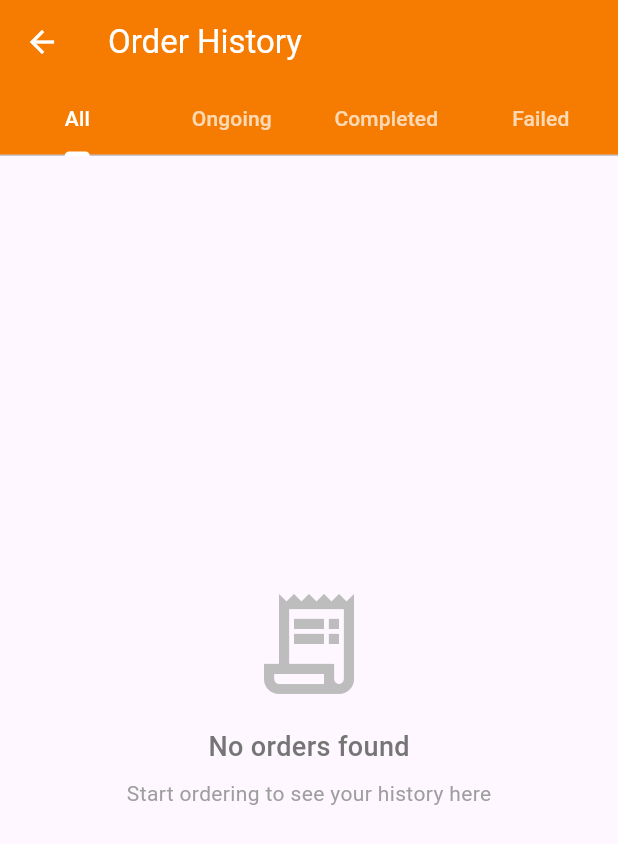
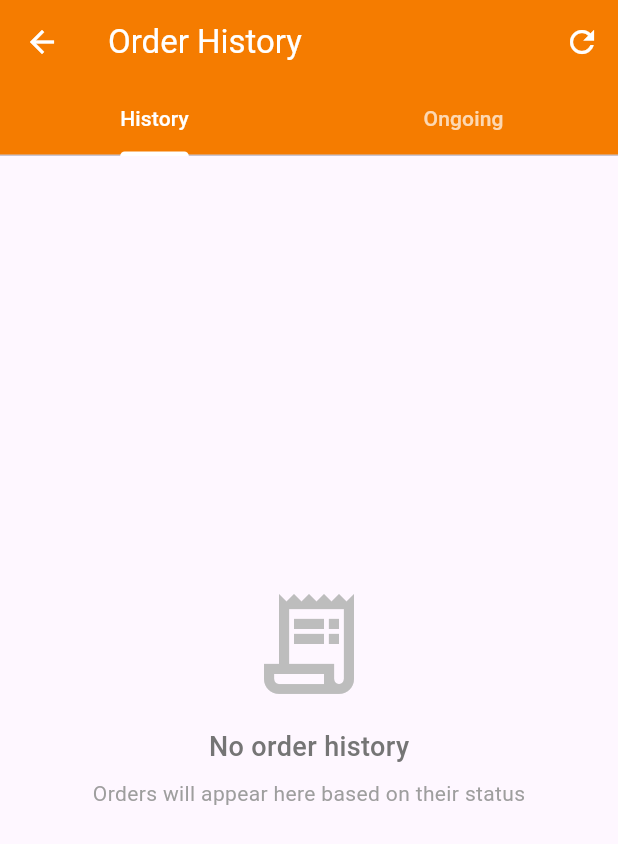
Before and after one commit to Dendysurya15/flutter-restaurant, a Flutter app: the HistoryOrdersView screen opened by its route, on a phone screen of 412 x 824 dp. Shown: the top 844 px of the screen. Run offline on Flutter 3.47's test engine with Material 3 defaults, Android fonts, the light colour scheme and no system bars; drawn by our look-alikes of toastification; our stand-ins replace flutter_dotenv, get, hive, hive_flutter, shared_preferences, supabase_flutter and 1 more; missing offline and left inert: midtrans_sdk; accounts and stored records are empty.

Commit message:
change some tab and timeline order

```diff
--- a/lib/app/modules/history_orders/controllers/history_orders_controller.dart
+++ b/lib/app/modules/history_orders/controllers/history_orders_controller.dart
@@ -13,7 +13,7 @@ class HistoryOrdersController extends GetxController
   final AuthService authService = Get.find<AuthService>();
   final PaymentTimerService timerService = Get.find<PaymentTimerService>();
 
-  // Tab controller
+  // Tab controller (changed to 2 tabs)
   late TabController tabController;
   final selectedTabIndex = 0.obs;
 
@@ -21,19 +21,12 @@ class HistoryOrdersController extends GetxController
   final isLoading = false.obs;
   final isRefreshing = false.obs;
 
-  // Orders data
+  // Orders data (simplified to just allOrders)
   final allOrders = <OrderModel>[].obs;
-  final needPayOrders = <OrderModel>[].obs;
-  final ongoingOrders = <OrderModel>[].obs;
-  final completeOrders = <OrderModel>[].obs;
-  final failedOrders = <OrderModel>[].obs;
 
-  // Counts for badges
-  final allOrdersCount = 0.obs;
-  final needPayCount = 0.obs;
+  // Counts for badges (optional)
+  final historyCount = 0.obs;
   final ongoingCount = 0.obs;
-  final completeCount = 0.obs;
-  final failedCount = 0.obs;
 
   @override
   void onInit() {
@@ -41,11 +34,11 @@ class HistoryOrdersController extends GetxController
       super.onInit();
       print('Step 1: super.onInit() completed');
 
-      // Initialize tab controller
+      // Initialize tab controller with 2 tabs
       tabController = TabController(
-        length: 4,
+        length: 2, // Changed from 4 to 2
         vsync: this,
-      ); // Changed to 4 tabs
+      );
       print('Step 2: TabController created');
 
       tabController.addListener(() {
@@ -79,9 +72,7 @@ class HistoryOrdersController extends GetxController
       isLoading.value = true;
 
       final orders = await _fetchOrdersFromAPI();
-
       allOrders.value = orders;
-      _categorizeOrders();
       _updateCounts();
     } catch (e) {
       print('Error loading orders: $e');
@@ -100,52 +91,23 @@ class HistoryOrdersController extends GetxController
     }
   }
 
-  void _categorizeOrders() {
-    needPayOrders.clear();
-    ongoingOrders.clear();
-    completeOrders.clear();
-    failedOrders.clear();
+  void _updateCounts() {
+    // History: completed + rejected
+    historyCount.value = allOrders
+        .where(
+          (order) => order.status == 'completed' || order.status == 'rejected',
+        )
+        .length;
 
-    for (final order in allOrders) {
-      if (_isNeedPayment(order)) {
-        needPayOrders.add(order);
-      } else if (_isOngoing(order)) {
-        ongoingOrders.add(order);
-      } else if (_isCompleted(order)) {
-        completeOrders.add(order);
-      } else if (_isFailed(order)) {
-        failedOrders.add(order);
-      }
-    }
-  }
-
-  bool _isNeedPayment(OrderModel order) {
-    return order.paymentStatus == 'pending' &&
-        (order.status == 'pending' || order.status == 'confirmed');
-  }
-
-  bool _isOngoing(OrderModel order) {
-    final ongoingStatuses = ['confirmed', 'accepted', 'preparing', 'ready'];
-    return ongoingStatuses.contains(order.status.toLowerCase()) &&
-        order.paymentStatus == 'paid';
-  }
-
-  bool _isCompleted(OrderModel order) {
-    return order.status.toLowerCase() == 'completed';
-  }
-
-  bool _isFailed(OrderModel order) {
-    final failedStatuses = ['cancelled', 'rejected', 'failed'];
-    return failedStatuses.contains(order.status.toLowerCase()) ||
-        order.paymentStatus == 'expired';
-  }
-
-  void _updateCounts() {
-    allOrdersCount.value = allOrders.length;
-    needPayCount.value = needPayOrders.length;
-    ongoingCount.value = ongoingOrders.length;
-    completeCount.value = completeOrders.length;
-    failedCount.value = failedOrders.length;
+    // Ongoing: pending + preparing + ready
+    ongoingCount.value = allOrders
+        .where(
+          (order) =>
+              order.status == 'pending' ||
+              order.status == 'preparing' ||
+              order.status == 'ready',
+        )
+        .length;
   }
 
   Future<List<OrderModel>> _fetchOrdersFromAPI() async {
@@ -313,7 +275,7 @@ class HistoryOrdersController extends GetxController
           const SizedBox(height: 24),
 
           // Action buttons
-          if (_isNeedPayment(order))
+          if (order.paymentStatus == 'pending')
             SizedBox(
               width: double.infinity,
               child: ElevatedButton(
--- a/lib/app/modules/history_orders/views/history_orders_view.dart
+++ b/lib/app/modules/history_orders/views/history_orders_view.dart
@@ -10,23 +10,42 @@ class HistoryOrdersView extends GetView<HistoryOrdersController> {
   @override
   Widget build(BuildContext context) {
     return DefaultTabController(
-      length: 4,
+      length: 2,
       child: Scaffold(
         appBar: AppBar(
           title: const Text('Order History'),
-          backgroundColor: Colors
-              .orange
-              .shade700, // Changed to orange to match restaurant theme
+          backgroundColor: Colors.orange.shade700,
           foregroundColor: Colors.white,
-          bottom: const TabBar(
+          actions: [
+            // Refresh button
+            Obx(
+              () => IconButton(
+                onPressed: controller.isLoading.value
+                    ? null
+                    : () => controller.refreshOrders(),
+                icon: controller.isLoading.value
+                    ? const SizedBox(
+                        width: 20,
+                        height: 20,
+                        child: CircularProgressIndicator(
+                          strokeWidth: 2,
+                          color: Colors.white,
+                        ),
+                      )
+                    : const Icon(Icons.refresh),
+                tooltip: 'Refresh Orders',
+              ),
+            ),
+          ],
+          bottom: TabBar(
             labelColor: Colors.white,
             unselectedLabelColor: Colors.white70,
             indicatorColor: Colors.white,
             tabs: [
-              Tab(text: 'All'),
-              Tab(text: 'Ongoing'),
-              Tab(text: 'Completed'),
-              Tab(text: 'Failed'),
+              const Tab(text: 'History'), // No badge for history
+              Obx(
+                () => _buildTabWithBadge('Ongoing', _getOngoingOrders().length),
+              ), // Badge only for ongoing
             ],
           ),
         ),
@@ -37,10 +56,8 @@ class HistoryOrdersView extends GetView<HistoryOrdersController> {
 
           return TabBarView(
             children: [
-              _buildOrderList(controller.allOrders, 'No orders found'),
+              _buildOrderList(_getHistoryOrders(), 'No order history'),
               _buildOrderList(_getOngoingOrders(), 'No ongoing orders'),
-              _buildOrderList(_getCompletedOrders(), 'No completed orders'),
-              _buildOrderList(_getFailedOrders(), 'No failed orders'),
             ],
           );
         }),
@@ -48,27 +65,51 @@ class HistoryOrdersView extends GetView<HistoryOrdersController> {
     );
   }
 
-  List<OrderModel> _getOngoingOrders() {
+  // Badge method for tabs
+  Widget _buildTabWithBadge(String title, int count) {
+    return Tab(
+      child: Row(
+        mainAxisSize: MainAxisSize.min,
+        children: [
+          Text(title),
+          if (count > 0) ...[
+            const SizedBox(width: 8),
+            Container(
+              padding: const EdgeInsets.symmetric(horizontal: 6, vertical: 2),
+              decoration: BoxDecoration(
+                color: Colors.red,
+                borderRadius: BorderRadius.circular(10),
+              ),
+              constraints: const BoxConstraints(minWidth: 18, minHeight: 18),
+              child: Text(
+                count > 99 ? '99+' : count.toString(),
+                style: const TextStyle(
+                  color: Colors.white,
+                  fontSize: 11,
+                  fontWeight: FontWeight.bold,
+                ),
+                textAlign: TextAlign.center,
+              ),
+            ),
+          ],
+        ],
+      ),
+    );
+  }
+
+  // History orders: completed + rejected
+  List<OrderModel> _getHistoryOrders() {
     return controller.allOrders.where((order) {
-      return order.paymentStatus == 'pending' ||
-          (order.paymentStatus == 'paid' &&
-              order.status != 'completed' &&
-              order.status != 'rejected' &&
-              order.status != 'failed');
+      return order.status == 'completed' || order.status == 'rejected';
     }).toList();
   }
 
-  List<OrderModel> _getCompletedOrders() {
+  // Ongoing orders: pending + preparing + ready
+  List<OrderModel> _getOngoingOrders() {
     return controller.allOrders.where((order) {
-      return order.status == 'completed' && order.paymentStatus == 'paid';
-    }).toList();
-  }
-
-  List<OrderModel> _getFailedOrders() {
-    return controller.allOrders.where((order) {
-      return order.status == 'rejected' ||
-          order.status == 'failed' ||
-          order.paymentStatus == 'expired';
+      return order.status == 'pending' ||
+          order.status == 'preparing' ||
+          order.status == 'ready';
     }).toList();
   }
 
@@ -94,7 +135,7 @@ class HistoryOrdersView extends GetView<HistoryOrdersController> {
             ),
             const SizedBox(height: 8),
             Text(
-              'Start ordering to see your history here',
+              'Orders will appear here based on their status',
               style: TextStyle(fontSize: 14, color: Colors.grey.shade500),
             ),
           ],
@@ -137,9 +178,9 @@ class HistoryOrdersView extends GetView<HistoryOrdersController> {
       statusColor = Colors.green;
       statusText = 'Completed';
       statusIcon = Icons.check_circle;
-    } else if (order.status == 'rejected' || order.status == 'failed') {
+    } else if (order.status == 'rejected') {
       statusColor = Colors.red;
-      statusText = 'Failed';
+      statusText = 'Rejected';
       statusIcon = Icons.cancel;
     } else if (order.status == 'preparing') {
       statusColor = Colors.blue;
@@ -149,10 +190,14 @@ class HistoryOrdersView extends GetView<HistoryOrdersController> {
       statusColor = Colors.purple;
       statusText = 'Ready for Pickup';
       statusIcon = Icons.shopping_bag;
+    } else if (order.status == 'pending') {
+      statusColor = Colors.amber;
+      statusText = 'Pending';
+      statusIcon = Icons.hourglass_empty;
     } else {
-      statusColor = Colors.amber;
-      statusText = 'Processing';
-      statusIcon = Icons.hourglass_empty;
+      statusColor = Colors.grey;
+      statusText = 'Unknown';
+      statusIcon = Icons.help_outline;
     }
 
     return Card(
@@ -168,7 +213,7 @@ class HistoryOrdersView extends GetView<HistoryOrdersController> {
             // Go to payment view (whether expired or not)
             controller.navigateToPayment(order);
           } else {
-            // Completed/failed orders - show details
+            // Completed/rejected orders - show details
             controller.showOrderDetails(order);
           }
         },
@@ -268,6 +313,14 @@ class HistoryOrdersView extends GetView<HistoryOrdersController> {
                 ],
               ),
 
+              // Timeline progress for ongoing orders
+              if (order.status == 'pending' ||
+                  order.status == 'preparing' ||
+                  order.status == 'ready') ...[
+                const SizedBox(height: 16),
+                _buildOrderTimeline(order.status),
+              ],
+
               // Estimated cooking time if available
               if (order.estimatedCookingTime != null) ...[
                 const SizedBox(height: 8),
@@ -308,6 +361,117 @@ class HistoryOrdersView extends GetView<HistoryOrdersController> {
             ],
           ),
         ),
+      ),
+    );
+  }
+
+  Widget _buildOrderTimeline(String currentStatus) {
+    final steps = [
+      {'status': 'pending', 'title': 'Pending', 'icon': Icons.schedule},
+      {'status': 'preparing', 'title': 'Cooking', 'icon': Icons.restaurant},
+      {'status': 'ready', 'title': 'Pick Up', 'icon': Icons.check_circle},
+    ];
+
+    int currentIndex = steps.indexWhere(
+      (step) => step['status'] == currentStatus,
+    );
+    if (currentIndex == -1) currentIndex = 0;
+
+    return Container(
+      padding: const EdgeInsets.symmetric(horizontal: 16, vertical: 12),
+      decoration: BoxDecoration(
+        color: Colors.grey.shade50,
+        borderRadius: BorderRadius.circular(8),
+        border: Border.all(color: Colors.grey.shade200),
+      ),
+      child: Column(
+        children: [
+          // Stack to overlay lines behind circles
+          Stack(
+            alignment: Alignment.center,
+            children: [
+              // Background connecting lines
+              Positioned(
+                top: 15, // Center of 32px circle
+                left: 40,
+                right: 40,
+                child: Row(
+                  children: [
+                    Expanded(
+                      child: Container(
+                        height: 2,
+                        color: currentIndex >= 1
+                            ? Colors.green
+                            : Colors.grey.shade300,
+                      ),
+                    ),
+                    const SizedBox(width: 32), // Space for middle circle
+                    Expanded(
+                      child: Container(
+                        height: 2,
+                        color: currentIndex >= 2
+                            ? Colors.green
+                            : Colors.grey.shade300,
+                      ),
+                    ),
+                  ],
+                ),
+              ),
+              // Circles on top of lines
+              Row(
+                mainAxisAlignment: MainAxisAlignment.spaceBetween,
+                children: steps.asMap().entries.map((entry) {
+                  final stepIndex = entry.key;
+                  final step = entry.value;
+                  final isCompleted = stepIndex <= currentIndex;
+                  final isCurrent = stepIndex == currentIndex;
+
+                  return Container(
+                    width: 32,
+                    height: 32,
+                    decoration: BoxDecoration(
+                      color: isCompleted
+                          ? (isCurrent ? Colors.orange : Colors.green)
+                          : Colors.grey.shade300,
+                      shape: BoxShape.circle,
+                    ),
+                    child: Icon(
+                      step['icon'] as IconData,
+                      color: isCompleted ? Colors.white : Colors.grey.shade600,
+                      size: 16,
+                    ),
+                  );
+                }).toList(),
+              ),
+            ],
+          ),
+          const SizedBox(height: 8),
+          // Text labels perfectly aligned
+          Row(
+            mainAxisAlignment: MainAxisAlignment.spaceBetween,
+            children: steps.asMap().entries.map((entry) {
+              final stepIndex = entry.key;
+              final step = entry.value;
+              final isCompleted = stepIndex <= currentIndex;
+              final isCurrent = stepIndex == currentIndex;
+
+              return SizedBox(
+                width: 60, // Fixed width for each text
+                child: Text(
+                  step['title'] as String,
+                  textAlign: TextAlign.center,
+                  style: TextStyle(
+                    fontSize: 12,
+                    fontWeight: isCurrent ? FontWeight.bold : FontWeight.normal,
+                    color: isCompleted
+                        ? (isCurrent ? Colors.orange : Colors.green)
+                        : Colors.grey.shade600,
+                  ),
+                ),
+              );
+            }).toList(),
+          ),
+        ],
       ),
     );
   }
```
